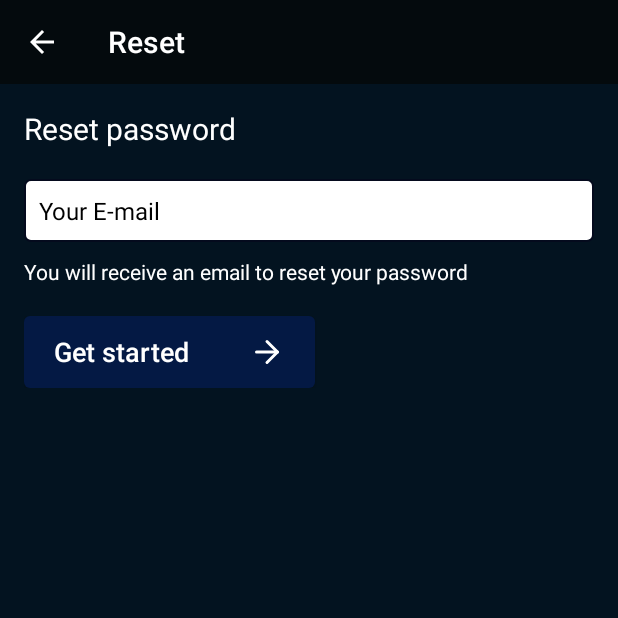
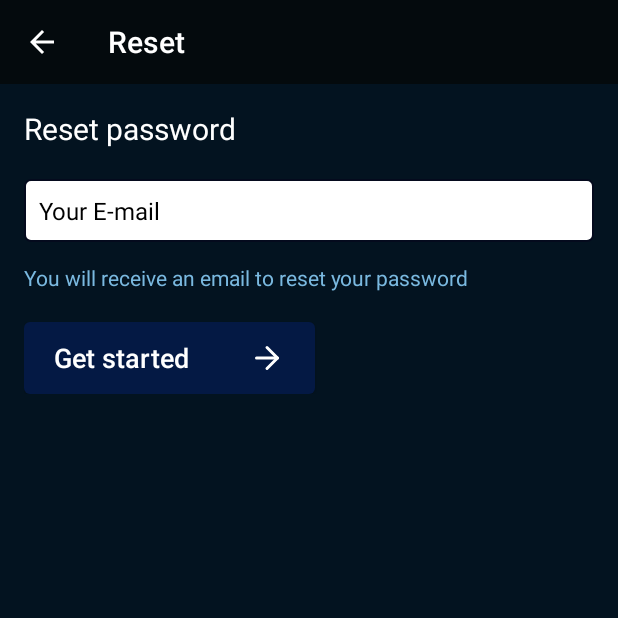
Before and after one commit to korkeep/Propose, an Android app: the ResetPasswordActivity screen opened directly, with no data from a screen before it, on a phone screen of 412 x 824 dp, the top half of it. Run offline under Robolectric (Android 15) with nearby library versions, the phone set to English and light mode, and no system bars; our stand-ins replace Firebase (no records; nobody signed in at launch, a user with empty details on screens opened directly).

Commit message:
Detailed design changed

```diff
--- a/S-Talk/app/src/main/res/layout/activity_login.xml
+++ b/S-Talk/app/src/main/res/layout/activity_login.xml
@@ -78,7 +78,7 @@
                 android:layout_height="wrap_content"
                 android:gravity="center"
                 android:text="Forgot password?"
-                android:layout_marginTop="10dp"
+                android:layout_marginTop="14dp"
                 android:layout_gravity="start"
                 android:textStyle="bold"
                 android:id="@+id/forgot_password"
--- a/S-Talk/app/src/main/res/layout/activity_reset_password.xml
+++ b/S-Talk/app/src/main/res/layout/activity_reset_password.xml
@@ -55,8 +55,8 @@
                 android:layout_height="wrap_content"
                 android:text="You will receive an email to reset your password"
                 android:layout_gravity="left"
-                android:textColor="@color/colorLetter"
-                android:layout_marginTop="10dp"
+                android:textColor="@color/colorAccent"
+                android:layout_marginTop="14dp"
                 android:textSize="14sp"
                 tools:ignore="RtlHardcoded" />
 
--- a/S-Talk/app/src/main/res/layout/fragment_users.xml
+++ b/S-Talk/app/src/main/res/layout/fragment_users.xml
@@ -23,7 +23,7 @@
             android:textColorHint="@color/black"
             android:textColor="@color/black"
             android:textColorHighlight="@color/colorAccent"
-            android:hint="Search user"
+            android:hint="Search"
             android:id="@+id/search_users"/>
 
         <androidx.recyclerview.widget.RecyclerView
```
